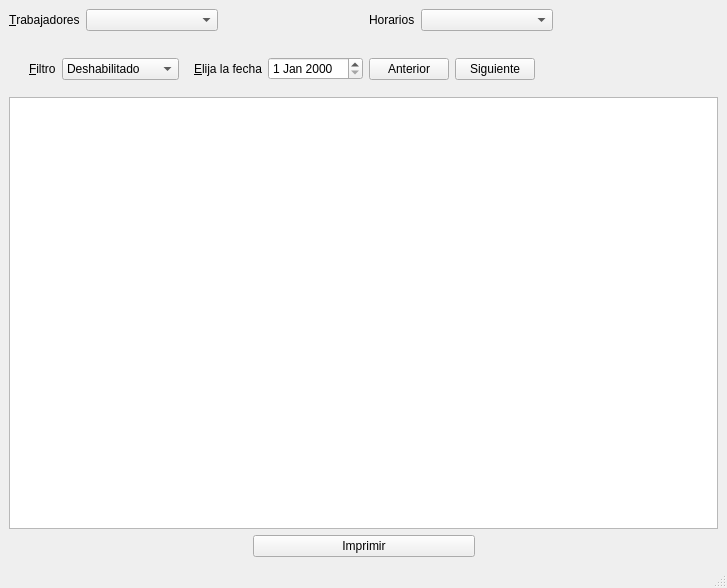
First picture: the form in ui/MainView.ui, repository linoboss/PyExcel, before the edit.
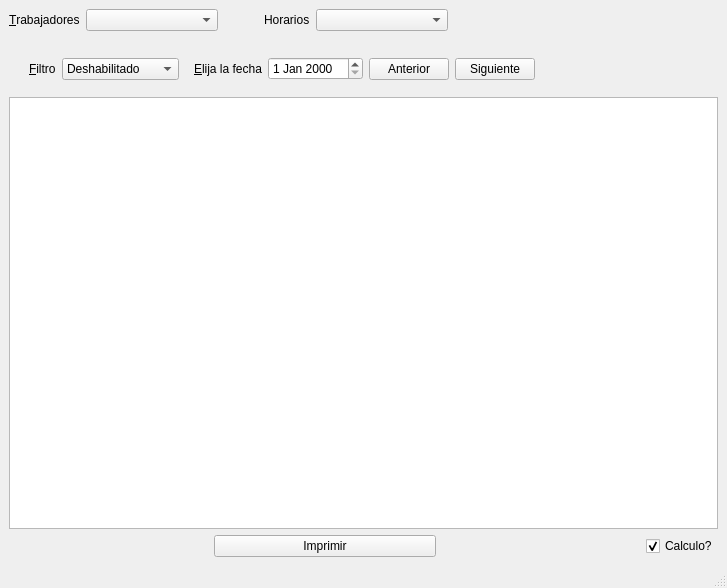
Second picture: the form after the edit.

```diff
--- a/ui/MainView.ui
+++ b/ui/MainView.ui
@@ -48,6 +48,9 @@
         <property name="orientation">
          <enum>Qt::Horizontal</enum>
         </property>
+        <property name="sizeType">
+         <enum>QSizePolicy::Fixed</enum>
+        </property>
         <property name="sizeHint" stdset="0">
          <size>
           <width>40</width>
@@ -295,6 +298,16 @@
         </property>
        </spacer>
       </item>
+      <item>
+       <widget class="QCheckBox" name="calculus">
+        <property name="text">
+         <string>Calculo?</string>
+        </property>
+        <property name="checked">
+         <bool>true</bool>
+        </property>
+       </widget>
+      </item>
      </layout>
     </item>
    </layout>
```
